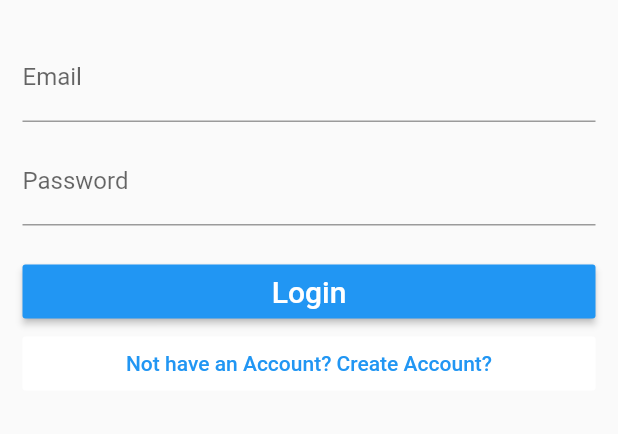
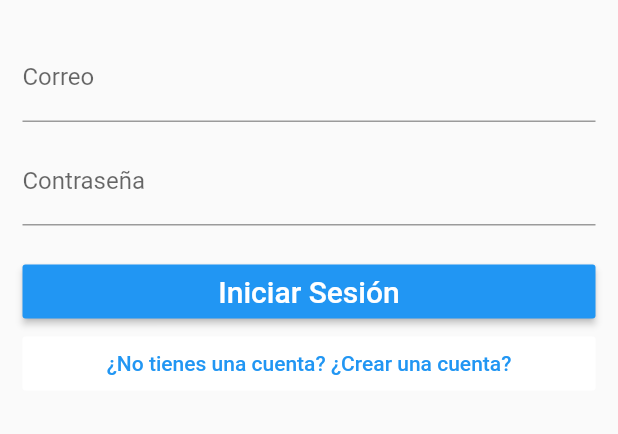
Before and after one commit to L7z404/blog_flutter, a Flutter app: the screen it shows after launch, on a phone screen of 412 x 824 dp, the part 448-882 px from its top. Run offline on Flutter 3.47's test engine with Material 2 defaults, Android fonts, the phone set to English and light mode, and no system bars; our stand-ins replace firebase_auth; accounts and stored records are empty.

Commit message:
Corrección de errores, agregado alertas de errores y mensajes alertando el usuario sobre contraseñas invalidas, cuentas inexistentes, etc..

```diff
--- a/lib/LoginRegisterPage.dart
+++ b/lib/LoginRegisterPage.dart
@@ -1,3 +1,4 @@
+import 'package:blog_flutter/DialogBox.dart';
 import 'package:flutter/material.dart';
 import 'Authentication.dart';
 import 'dart:async';
@@ -14,6 +15,8 @@ class LoginRegisterPage extends StatefulWidget {
 enum FormType { login, register }
 
 class _LoginRegisterPageState extends State<LoginRegisterPage> {
+  DialogBox dialogBox = new DialogBox();
+
   final formKey = GlobalKey<FormState>();
   FormType _formType = FormType.login;
   String _email = '';
@@ -36,14 +39,19 @@ class _LoginRegisterPageState extends State<LoginRegisterPage> {
       try {
         if (_formType == FormType.login) {
           String userId = await widget.auth.SignIn(_email, _password);
+          dialogBox.information(
+              context, 'Bienvenido', 'Ha iniciado sesión con exito');
           print("login userId =" + userId);
         } else {
           String userId = await widget.auth.SignUp(_email, _password);
+          dialogBox.information(
+              context, 'Feliciades', "Tu cuenta ha sido creada con exito!");
           print("Register userId =" + userId);
         }
 
         widget.onSignedIn();
       } catch (e) {
+        dialogBox.information(context, 'Error = ', e.toString());
         print("Error = " + e.toString());
       }
     }
@@ -96,9 +104,9 @@ class _LoginRegisterPageState extends State<LoginRegisterPage> {
         height: 20.0,
       ),
       TextFormField(
-        decoration: InputDecoration(labelText: 'Email'),
+        decoration: InputDecoration(labelText: 'Correo'),
         validator: (value) {
-          return value.isEmpty ? 'Email is required' : null;
+          return value.isEmpty ? 'El correo es obligatorio' : null;
         },
         onSaved: (value) {
           return _email = value;
@@ -108,10 +116,10 @@ class _LoginRegisterPageState extends State<LoginRegisterPage> {
         height: 10.0,
       ),
       TextFormField(
-        decoration: InputDecoration(labelText: 'Password'),
+        decoration: InputDecoration(labelText: 'Contraseña'),
         obscureText: true,
         validator: (value) {
-          return value.isEmpty ? 'Password is required' : null;
+          return value.isEmpty ? 'La contraseña es obligatoria' : null;
         },
         onSaved: (value) {
           return _password = value;
@@ -128,7 +136,7 @@ class _LoginRegisterPageState extends State<LoginRegisterPage> {
       return [
         RaisedButton(
           child: Text(
-            "Login",
+            "Iniciar Sesión",
             style: TextStyle(fontSize: 20.0),
           ),
           textColor: Colors.white,
@@ -137,7 +145,7 @@ class _LoginRegisterPageState extends State<LoginRegisterPage> {
         ),
         FlatButton(
           child: Text(
-            "Not have an Account? Create Account?",
+            "¿No tienes una cuenta? ¿Crear una cuenta?",
             style: TextStyle(fontSize: 14.0),
           ),
           textColor: Colors.blue,
@@ -149,7 +157,7 @@ class _LoginRegisterPageState extends State<LoginRegisterPage> {
       return [
         RaisedButton(
           child: Text(
-            "Create Account",
+            "Crear cuenta",
             style: TextStyle(fontSize: 20.0),
           ),
           textColor: Colors.white,
@@ -158,7 +166,7 @@ class _LoginRegisterPageState extends State<LoginRegisterPage> {
         ),
         FlatButton(
           child: Text(
-            "Already have an Account? Login",
+            "¿Ya tienes una cuenta? Inicia sesión",
             style: TextStyle(fontSize: 14.0),
           ),
           textColor: Colors.blue,
```
Also changed, not shown: lib/DialogBox.dart (added, +27 -0 lines).
